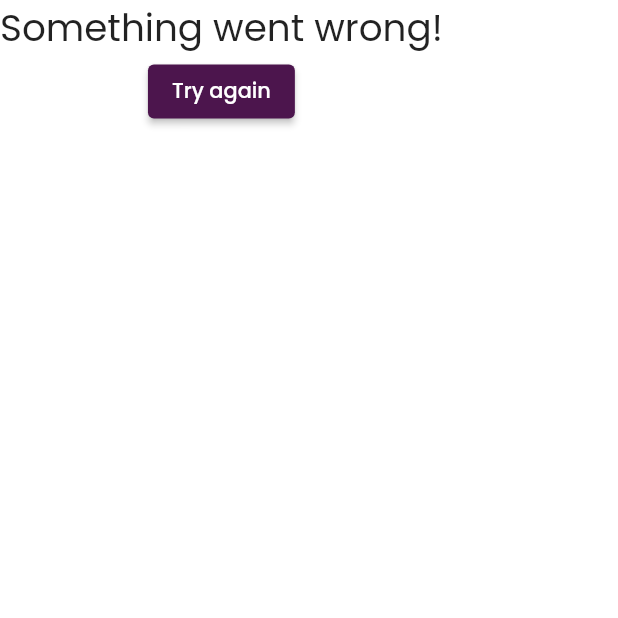
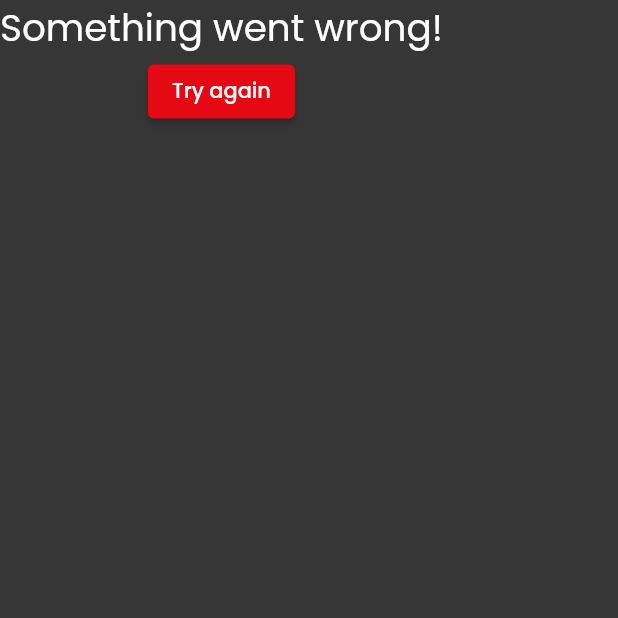
Before and after one commit to Athul0491/PokeMate, a Flutter app: the SomethingWentWrong screen opened directly, on a phone screen of 412 x 824 dp, the top half of it. Run offline on Flutter 3.47's test engine with Material 2 defaults, Android fonts, the phone set to English and light mode, and no system bars; our stand-ins replace bloc, bloc_concurrency, cloud_firestore, equatable, firebase_auth, firebase_core and 4 more; accounts and stored records are empty.

Commit message:
before theme change

```diff
--- a/lib/shared/loading.dart
+++ b/lib/shared/loading.dart
@@ -7,10 +7,9 @@ class Loading extends StatelessWidget {
   @override
   Widget build(BuildContext context) {
     return Scaffold(
-      backgroundColor: Colors.red,
       body: Center(
         child: SpinKitCircle(
-          size: 150,
+          size: 100,
           color: Theme.of(context).primaryColor,
         ),
       ),
--- a/lib/themes/theme.dart
+++ b/lib/themes/theme.dart
@@ -1,17 +1,17 @@
 import 'package:flutter/material.dart';
 
 ColorScheme colorScheme = const ColorScheme(
-  primary: Color(0xFF4C154D),
-  primaryVariant: Color(0xFF5E2D5C),
-  secondary: Color(0xFFDB88CD),
-  secondaryVariant: Color(0xFFCD7DBF),
-  surface: Color(0xFFFFFFFF),
-  background: Color(0xFFFFF5FD),
-  error: Colors.red,
+  primary: Color(0xFFFFFFFF),
+  primaryVariant: Color(0xFF1D1D1D),
+  secondary: Color(0xFFE50914),
+  secondaryVariant: Color(0xFF9E9E9E),
+  surface: Color(0xFF363636),
+  background: Color(0xFFFFFFFF), //0xFF0F0F0F
+  error: Color(0xFFE50914),
   onPrimary: Color(0xFFFFFFFF),
   onSecondary: Color(0xFFFFFFFF),
-  onSurface: Color(0xFF000000),
-  onBackground: Color(0xFF4C154D),
+  onSurface: Color(0xFFFFFFFF),
+  onBackground: Color(0xFFFFFFFF),
   onError: Color(0xFFFFFFFF),
-  brightness: Brightness.light,
+  brightness: Brightness.dark,
 );
--- a/pubspec.yaml
+++ b/pubspec.yaml
@@ -46,6 +46,7 @@ dependencies:
   firebase_storage: ^10.0.4
   google_sign_in: ^5.1.1
   bloc_concurrency: ^0.1.0
+  shared_preferences: ^2.0.8
 
 dev_dependencies:
   flutter_test:
```
Also changed, not shown: lib/app.dart (+36 -6 lines), lib/views/auth_screens/welcome_screen.dart (+44 -0 lines), lib/views/home_screen.dart (+8 -7 lines), lib/wrapper.dart (+23 -0 lines), assets/dark_bg.png (added), pubspec.lock.
